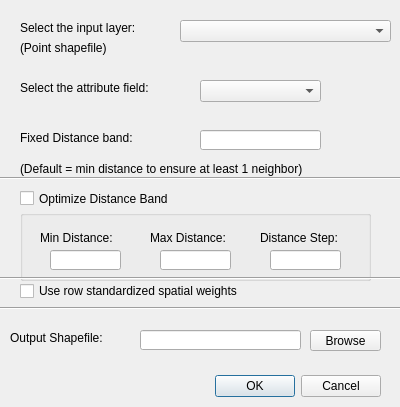
stanly3690/HotSpotAnalysis_Plugin, file hotspot_analysis_dialog_base.ui: the form before one commit.
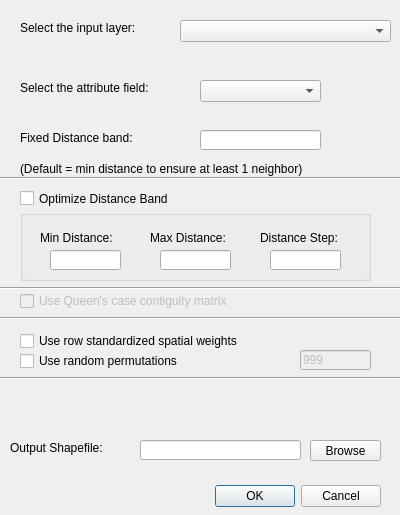
The form after the commit.

Diff of the .ui file:
```diff
--- a/hotspot_analysis_dialog_base.ui
+++ b/hotspot_analysis_dialog_base.ui
@@ -7,7 +7,7 @@
     <x>0</x>
     <y>0</y>
     <width>400</width>
-    <height>407</height>
+    <height>515</height>
    </rect>
   </property>
   <property name="windowTitle">
@@ -17,7 +17,7 @@
    <property name="geometry">
     <rect>
      <x>40</x>
-     <y>370</y>
+     <y>480</y>
      <width>341</width>
      <height>32</height>
     </rect>
@@ -69,7 +69,7 @@
    <property name="geometry">
     <rect>
      <x>10</x>
-     <y>330</y>
+     <y>440</y>
      <width>131</width>
      <height>16</height>
     </rect>
@@ -95,7 +95,7 @@
    <property name="geometry">
     <rect>
      <x>310</x>
-     <y>330</y>
+     <y>440</y>
      <width>71</width>
      <height>21</height>
     </rect>
@@ -232,33 +232,12 @@
    <property name="geometry">
     <rect>
      <x>140</x>
-     <y>330</y>
+     <y>440</y>
      <width>161</width>
      <height>20</height>
     </rect>
    </property>
   </widget>
-  <widget class="QLabel" name="layer_label_2">
-   <property name="geometry">
-    <rect>
-     <x>20</x>
-     <y>40</y>
-     <width>111</width>
-     <height>16</height>
-    </rect>
-   </property>
-   <property name="font">
-    <font>
-     <pointsize>9</pointsize>
-     <weight>50</weight>
-     <italic>false</italic>
-     <bold>false</bold>
-    </font>
-   </property>
-   <property name="text">
-    <string>(Point shapefile)</string>
-   </property>
-  </widget>
   <widget class="QLabel" name="label_2">
    <property name="geometry">
     <rect>
@@ -297,33 +276,33 @@
    <property name="geometry">
     <rect>
      <x>0</x>
-     <y>270</y>
-     <width>401</width>
-     <height>16</height>
-    </rect>
-   </property>
-   <property name="orientation">
-    <enum>Qt::Horizontal</enum>
-   </property>
-  </widget>
-  <widget class="Line" name="line_3">
-   <property name="geometry">
-    <rect>
-     <x>0</x>
-     <y>300</y>
-     <width>401</width>
-     <height>16</height>
-    </rect>
-   </property>
-   <property name="orientation">
-    <enum>Qt::Horizontal</enum>
-   </property>
-  </widget>
-  <widget class="QCheckBox" name="checkBox_2">
-   <property name="geometry">
-    <rect>
-     <x>20</x>
      <y>280</y>
+     <width>401</width>
+     <height>16</height>
+    </rect>
+   </property>
+   <property name="orientation">
+    <enum>Qt::Horizontal</enum>
+   </property>
+  </widget>
+  <widget class="Line" name="line_3">
+   <property name="geometry">
+    <rect>
+     <x>0</x>
+     <y>370</y>
+     <width>401</width>
+     <height>16</height>
+    </rect>
+   </property>
+   <property name="orientation">
+    <enum>Qt::Horizontal</enum>
+   </property>
+  </widget>
+  <widget class="QCheckBox" name="checkBox_rowStandard">
+   <property name="geometry">
+    <rect>
+     <x>20</x>
+     <y>330</y>
      <width>301</width>
      <height>22</height>
     </rect>
@@ -332,6 +311,64 @@
     <string>Use row standardized spatial weights</string>
    </property>
   </widget>
+  <widget class="QCheckBox" name="checkBox_randomPerm">
+   <property name="geometry">
+    <rect>
+     <x>20</x>
+     <y>350</y>
+     <width>271</width>
+     <height>22</height>
+    </rect>
+   </property>
+   <property name="text">
+    <string>Use random permutations</string>
+   </property>
+  </widget>
+  <widget class="QCheckBox" name="checkBox_queen">
+   <property name="enabled">
+    <bool>false</bool>
+   </property>
+   <property name="geometry">
+    <rect>
+     <x>20</x>
+     <y>290</y>
+     <width>301</width>
+     <height>22</height>
+    </rect>
+   </property>
+   <property name="text">
+    <string>Use Queen's case contiguity matrix</string>
+   </property>
+  </widget>
+  <widget class="Line" name="line_4">
+   <property name="geometry">
+    <rect>
+     <x>0</x>
+     <y>310</y>
+     <width>401</width>
+     <height>16</height>
+    </rect>
+   </property>
+   <property name="orientation">
+    <enum>Qt::Horizontal</enum>
+   </property>
+  </widget>
+  <widget class="QLineEdit" name="lineEdit_random">
+   <property name="enabled">
+    <bool>false</bool>
+   </property>
+   <property name="geometry">
+    <rect>
+     <x>300</x>
+     <y>350</y>
+     <width>71</width>
+     <height>20</height>
+    </rect>
+   </property>
+   <property name="text">
+    <string>999</string>
+   </property>
+  </widget>
  </widget>
  <resources/>
  <connections>
```
Left out of the diff: 2 changed lines with no effect on the pictures.
